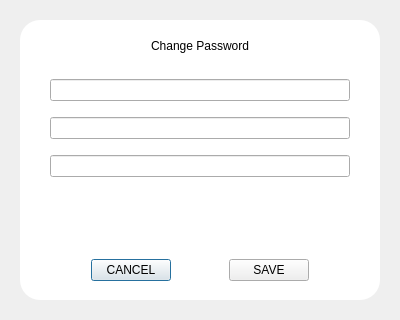
Above: src/qt/veil/forms/settingschangepassword.ui from Veil-Project/veil before the change. Below: the same form after it.
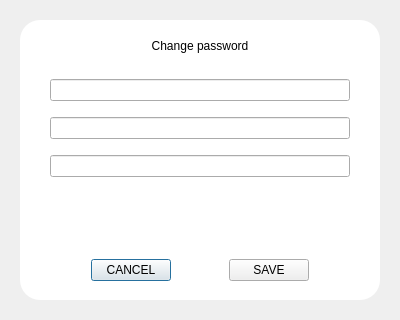
That is the form after the change.

Patch:
```diff
--- a/src/qt/veil/forms/settingschangepassword.ui
+++ b/src/qt/veil/forms/settingschangepassword.ui
@@ -66,7 +66,7 @@
          <string notr="true"/>
         </property>
         <property name="text">
-         <string>Change Password</string>
+         <string>Change password</string>
         </property>
         <property name="alignment">
          <set>Qt::AlignCenter</set>
```
